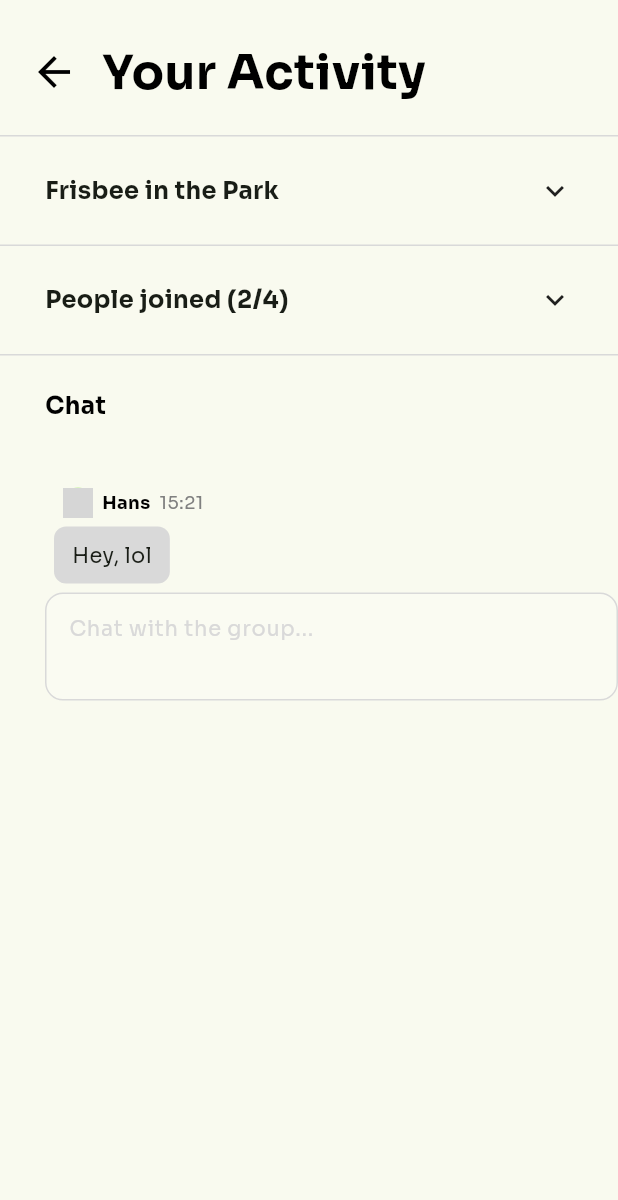
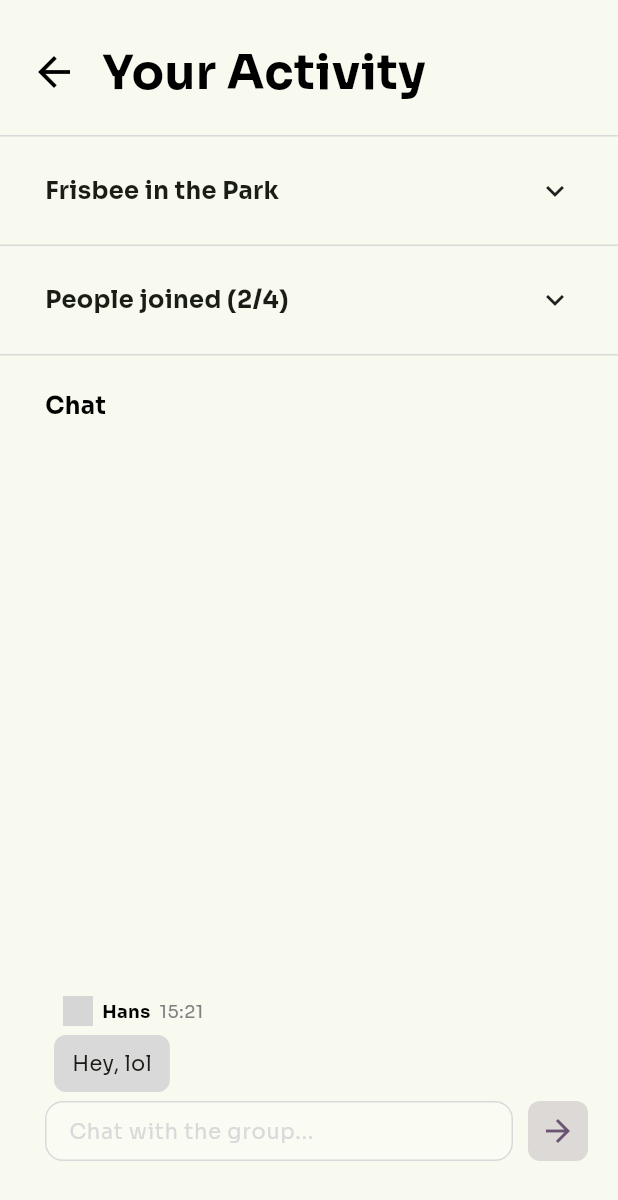
Before and after one commit to ssary/hackaTUM, a Flutter app: the ActivityDetailsScreen screen opened by its route, on a phone screen of 412 x 824 dp. Shown: the top 1200 px of the screen. Run offline on Flutter 3.47's test engine with Material 3 defaults, Android fonts, the phone set to English and light mode, and no system bars; our stand-ins replace device_info_plus, flutter_map, flutter_riverpod, go_router, google_fonts, latlong2 and 1 more; missing offline and left inert: time_range_picker; accounts and stored records are empty; network calls fail; project files that could hold a hidden picture were left out; grey boxes are pictures that could not be loaded.

Commit message:
update ui

```diff
--- a/frontend/lib/common_widgets/chat_window.dart
+++ b/frontend/lib/common_widgets/chat_window.dart
@@ -7,13 +7,15 @@ class ChatMessage extends StatelessWidget {
       required this.text,
       required this.name,
       required this.messageTimestamp,
-      required this.imageURL});
+      required this.imageURL,
+      required this.isSender});
   final String text;
   final String name;
   final String messageTimestamp;
   final String imageURL;
+  final bool isSender;
 
-  Widget getContextRow(bool isSender) {
+  Widget getContextRow() {
     List<Widget> items = [
       Text(
         messageTimestamp,
@@ -42,7 +44,7 @@ class ChatMessage extends StatelessWidget {
     );
   }
 
-  Widget getMessage(bool isSender) {
+  Widget getMessage() {
     return Container(
       decoration: BoxDecoration(
         color: isSender
@@ -64,18 +66,17 @@ class ChatMessage extends StatelessWidget {
 
   @override
   Widget build(BuildContext context) {
-    bool isSender = false;
     return Container(
         margin: const EdgeInsets.all(6.0),
         child: Column(
           crossAxisAlignment:
               isSender ? CrossAxisAlignment.end : CrossAxisAlignment.start,
           children: [
-            getContextRow(isSender),
+            getContextRow(),
             const SizedBox(
               height: 6,
             ),
-            getMessage(isSender)
+            getMessage()
           ],
         ));
   }
--- a/frontend/lib/screens/activity_details/activity_details_screen.dart
+++ b/frontend/lib/screens/activity_details/activity_details_screen.dart
@@ -112,24 +112,51 @@ class _ActivityDetailsScreenState extends State<ActivityDetailsScreen> {
               ),
             ),
           ),
-          Padding(
-            padding: EdgeInsets.fromLTRB(30, 22, 0, 15),
+          Expanded(
+            child: Padding(
+              padding: const EdgeInsets.fromLTRB(30, 22, 30, 50),
               child: Column(
+                mainAxisAlignment: MainAxisAlignment.end,
                 children: [
                   const ChatMessage(
+                    isSender: false,
                     text: 'Hey, lol',
                     name: 'Hans',
                     messageTimestamp: '15:21',
                     imageURL: 'user.png',
                   ),
-                Column(
+                  SizedBox(
+                    height: 40,
+                    child: Row(
                       children: [
-                    FreeTextInputBox(
+                        SizedBox(
+                          height: 40,
+                          width: screenWidth - 50 - 40 - 10,
+                          child: FreeTextInputBox(
                               textEditingController: TextEditingController(),
                               hintText: "Chat with the group..."),
+                        ),
+                        const SizedBox(
+                          width: 10,
+                        ),
+                        Container(
+                          height: 40,
+                          width: 40,
+                          decoration: BoxDecoration(
+                            color: AppColors.secondaryColor.withOpacity(0.2),
+                            borderRadius: BorderRadius.circular(8),
+                          ),
+                          child: IconButton(
+                            onPressed: () => {},
+                            icon: const Icon(Icons.arrow_forward,
+                                color: AppColors.secondaryColor),
+                          ),
+                        )
                       ],
                     ),
+                  ),
                 ],
+              ),
             ),
           )
         ],
--- a/frontend/lib/screens/create_activity/create_activity_screen.dart
+++ b/frontend/lib/screens/create_activity/create_activity_screen.dart
@@ -348,7 +348,13 @@ class _CreateActivityScreenState extends ConsumerState<CreateActivityScreen> {
             child: Row(
               children: [
                 IconButton(
-                  onPressed: () => {},
+                  onPressed: () => {
+                    _pageController.animateToPage(
+                      currentIndex - 1,
+                      duration: const Duration(milliseconds: 500),
+                      curve: Curves.easeInOut,
+                    )
+                  },
                   icon: const Icon(
                     Icons.arrow_back_outlined,
                     color: Colors.black,
--- a/frontend/lib/utils/utils.dart
+++ b/frontend/lib/utils/utils.dart
@@ -29,5 +29,8 @@ Future<String> getDeviceId() async {
   var bytes = utf8.encode(deviceID);
   var digest = sha256.convert(bytes);
 
+  print(digest.toString());
+  print(deviceID);
+
   return digest.toString();
 }
```
Lines whose indentation alone changed are shown as unchanged.
